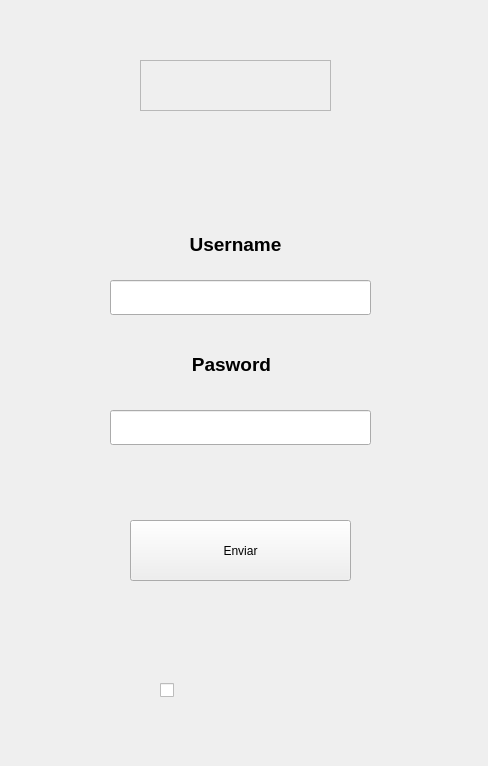
Old version of the form interfaz/ventana_login.ui in the repository Supranet-ar/tvip.
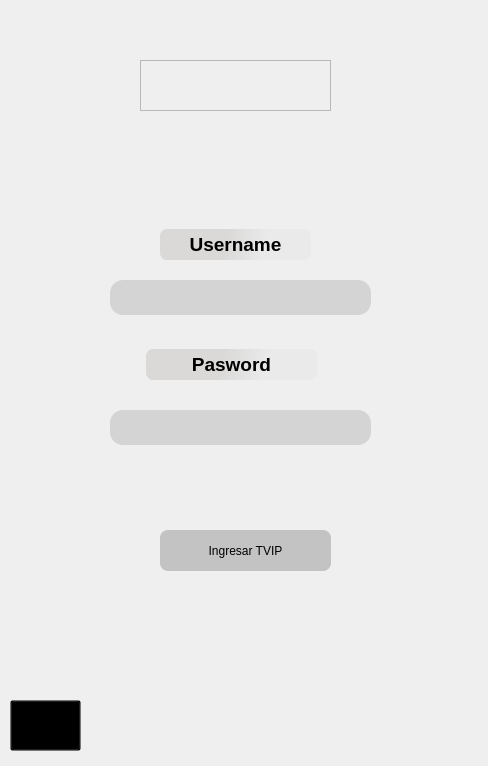
New version of the form. Icons and pictures are not drawn.

Commit message: tarea: interfaz de login y config de contraseña

Patch:
```diff
--- a/interfaz/ventana_login.ui
+++ b/interfaz/ventana_login.ui
@@ -16,19 +16,19 @@
   <property name="styleSheet">
    <string notr="true">QWidget#centralwidget
 {
-background-image: url(D:\qt_images/Fondo-Login.png);
+background-image: url(C:/tvip/assets/Fondo-Login.png);
 background-repeat:no-repeat;
 }
 
 QFrame#Logologin
 {
-background-image: url(D:\qt_images/Logo-Login.png);
+background-image: url(C:/tvip/assets/Logo-Login.png);
 background-repeat:no-repeat;
 }
 
 QPushButton#Enviar
 {
-background-image: url(D:\qt_images/btn-Login.png);
+background-image: url(C:/tvip/assets/btn-Login.png);
 background-repeat:no-repeat;
 background-color: transparent;
 font-size:14pt; 
@@ -43,7 +43,7 @@
 
 QCheckBox
 {
-image: url(D:\qt_images/toggleoff.png)
+image: url(C:/tvip/assets/toggleoff.png);
 }
 
 QCheckBox#checkBox:indicator
@@ -55,12 +55,12 @@
 }
 QCheckBox:checked
 {
-image: url(D:\qt_images/toggleon.png);
+image: url(C:/tvip/assets/toggleon.png);
 }
 
 QCheckBox:disabled
 {
-image: url(D:\qt_images/toggleoff.png);
+image: url(C:/tvip/assets/toggleoff.png);
 }
 
 
@@ -104,17 +104,19 @@
    <widget class="QPushButton" name="iniciarSesionButton">
     <property name="geometry">
      <rect>
-      <x>130</x>
-      <y>520</y>
-      <width>221</width>
-      <height>61</height>
+      <x>160</x>
+      <y>530</y>
+      <width>171</width>
+      <height>41</height>
      </rect>
     </property>
     <property name="styleSheet">
-     <string notr="true"/>
+     <string notr="true">border-radius:8px;
+background-color: rgb(195, 195, 195);
+font: 75 15pt &quot;Bahnschrift Condensed&quot;;</string>
     </property>
     <property name="text">
-     <string>Enviar</string>
+     <string>Ingresar TVIP</string>
     </property>
    </widget>
    <widget class="QLineEdit" name="Username2">
@@ -166,18 +168,31 @@
      <string>&lt;html&gt;&lt;head/&gt;&lt;body&gt;&lt;p align=&quot;center&quot;&gt;&lt;span style=&quot; font-size:14pt; font-weight:600;&quot;&gt;Pasword&lt;/span&gt;&lt;/p&gt;&lt;/body&gt;&lt;/html&gt;</string>
     </property>
    </widget>
-   <widget class="QCheckBox" name="checkBox">
+   <widget class="QPushButton" name="config">
     <property name="geometry">
      <rect>
-      <x>160</x>
-      <y>660</y>
-      <width>151</width>
-      <height>61</height>
+      <x>10</x>
+      <y>700</y>
+      <width>71</width>
+      <height>51</height>
      </rect>
     </property>
+    <property name="styleSheet">
+     <string notr="true">background-color: transparent;</string>
+    </property>
     <property name="text">
      <string/>
     </property>
+    <property name="icon">
+     <iconset>
+      <normaloff>../../Users/supra/Downloads/pngwing.com.png</normaloff>../../Users/supra/Downloads/pngwing.com.png</iconset>
+    </property>
+    <property name="iconSize">
+     <size>
+      <width>50</width>
+      <height>50</height>
+     </size>
+    </property>
    </widget>
   </widget>
  </widget>
```
The commit also changes 5 other files.
